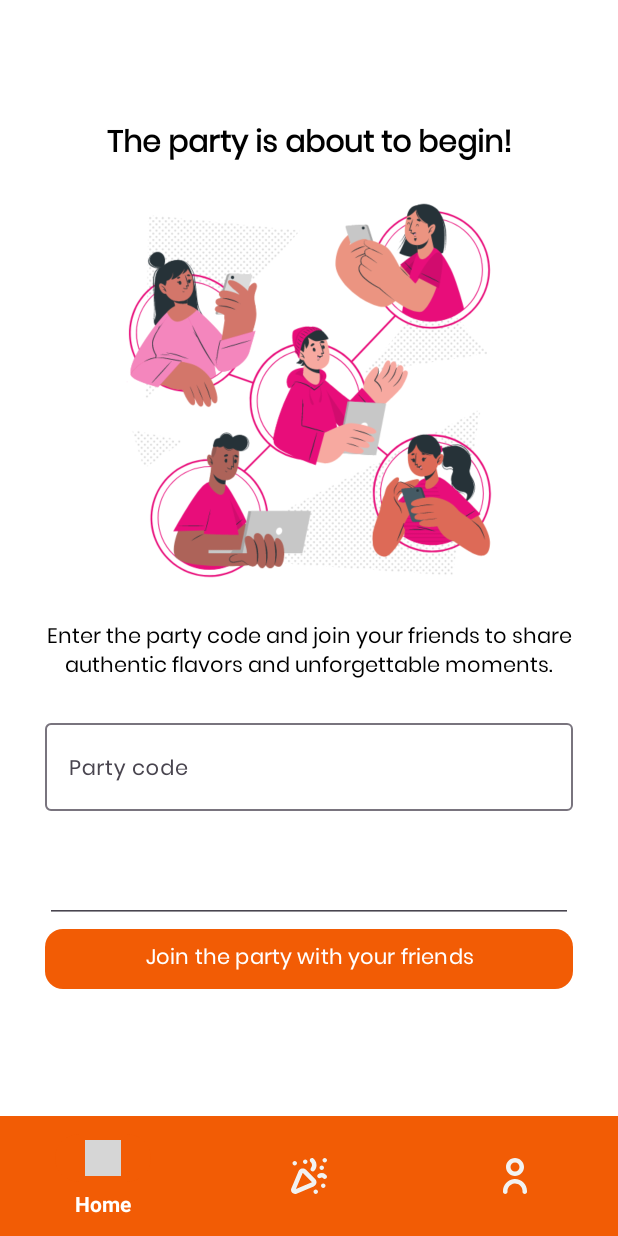
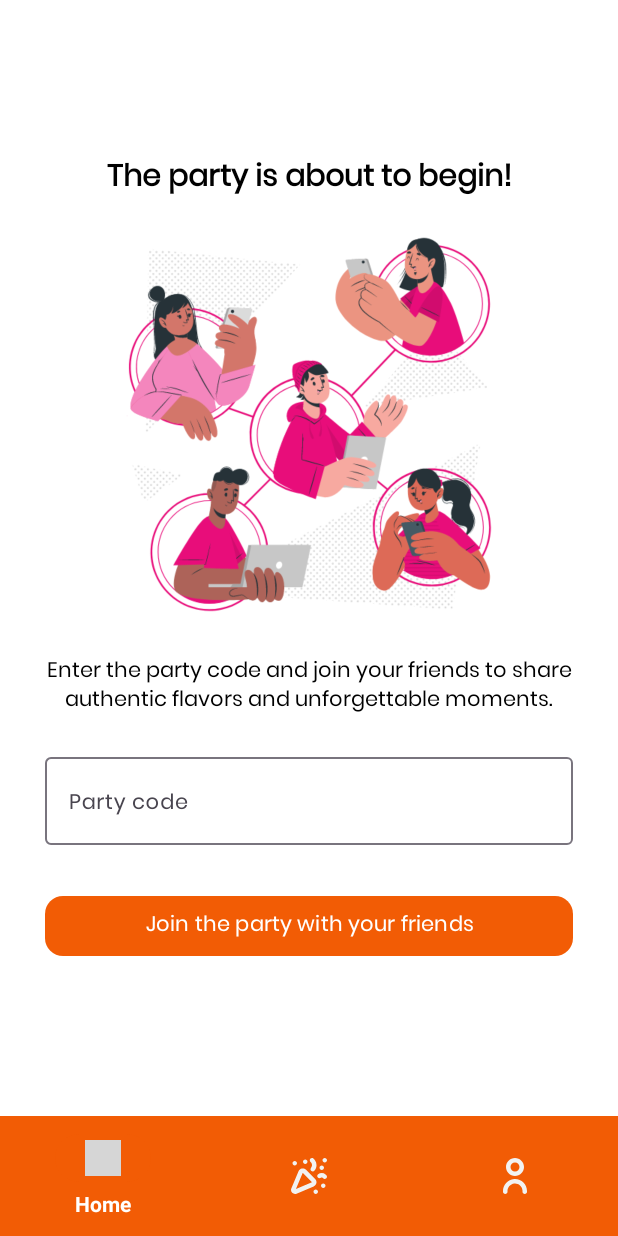
Before and after one commit to adrianajacobo2002/Pupas, an Android app: the fragment JoinPartyFragment placed in its activity, on a phone screen of 412 x 824 dp. Run offline under Robolectric (Android 15) with nearby library versions, the phone set to English and light mode, and no system bars; grey boxes are pictures that could not be loaded.

Commit message:
* Theme del dropdown de custom prices estandarizando * Eliminar currentParty antes de hacer login * Numeric keyboard en custom prices * Quitado input adicional arriba del botón de join

```diff
--- a/app/src/main/java/sv/edu/catolica/pupas/JoinPartyFragment.java
+++ b/app/src/main/java/sv/edu/catolica/pupas/JoinPartyFragment.java
@@ -56,14 +56,15 @@ public class JoinPartyFragment extends Fragment {
     }
 
     public void handleJoinPartyClick() {
-        this.loaderDialog.start();
-        Helper.hideKeyboard(getActivity());
         try {
             String partyCode = this.etPartyCode.getText().toString();
             if (partyCode.isEmpty()) {
                 Toast.makeText(getContext(), this.persistentData.getResourcesString(R.string.all_inputs_required), Toast.LENGTH_SHORT).show();
                 return;
             }
+
+            this.loaderDialog.start();
+            Helper.hideKeyboard(getActivity());
             int userId = this.persistentData.getObject("user", User.class).id;
             Party.join(partyCode, userId, new APICallback<Response<JoinPartyResponse>>() {
                 @Override
--- a/app/src/main/java/sv/edu/catolica/pupas/PupusasListFragment.java
+++ b/app/src/main/java/sv/edu/catolica/pupas/PupusasListFragment.java
@@ -164,7 +164,7 @@ public class PupusasListFragment extends Fragment {
 
         EditText editText = new EditText(getActivity());
         editText.setGravity(Gravity.CENTER);
-        editText.setInputType(InputType.TYPE_NUMBER_FLAG_DECIMAL);
+        editText.setInputType(InputType.TYPE_CLASS_NUMBER | InputType.TYPE_NUMBER_FLAG_DECIMAL);
         editText.setTextAlignment(View.TEXT_ALIGNMENT_CENTER);
         editText.setTextColor(getResources().getColor(R.color.black, null));
         editText.setTextSize(14);
--- a/app/src/main/java/sv/edu/catolica/pupas/SplashScreen.java
+++ b/app/src/main/java/sv/edu/catolica/pupas/SplashScreen.java
@@ -41,6 +41,7 @@ public class SplashScreen extends AppCompatActivity {
         }
 
         this.persistentData = new PersistentData(this);
+        this.persistentData.remove(this.persistentData.getResourcesString(R.string.current_party_id_sp_key));
         String authToken = this.persistentData.getAuthToken();
         if (authToken.isEmpty()) {
             goToLoginRegisterScreen();
--- a/app/src/main/res/layout/dialog_with_dropdown_layout.xml
+++ b/app/src/main/res/layout/dialog_with_dropdown_layout.xml
@@ -22,7 +22,8 @@
             android:background="@color/white"
             android:hint="@string/choose_your_pupusa"
             app:counterTextColor="@color/black"
-            app:helperTextTextColor="@color/black">
+            app:helperTextTextColor="@color/black"
+            android:theme="@style/Theme.Pupas">
 
             <AutoCompleteTextView
                 android:id="@+id/dropdown"
--- a/app/src/main/res/layout/fragment_join_party.xml
+++ b/app/src/main/res/layout/fragment_join_party.xml
@@ -64,15 +64,6 @@
 
         </com.google.android.material.textfield.TextInputLayout>
 
-        <com.google.android.material.textfield.TextInputEditText
-            android:id="@+id/etPartyCode"
-            android:layout_width="match_parent"
-            android:layout_height="match_parent"
-            android:fontFamily="@font/poppins"
-            android:textAlignment="center"
-            android:textColor="@color/black"
-            android:textSize="14sp" />
-
         <Button
             android:id="@+id/btnJoinParty"
             android:layout_width="match_parent"
```
